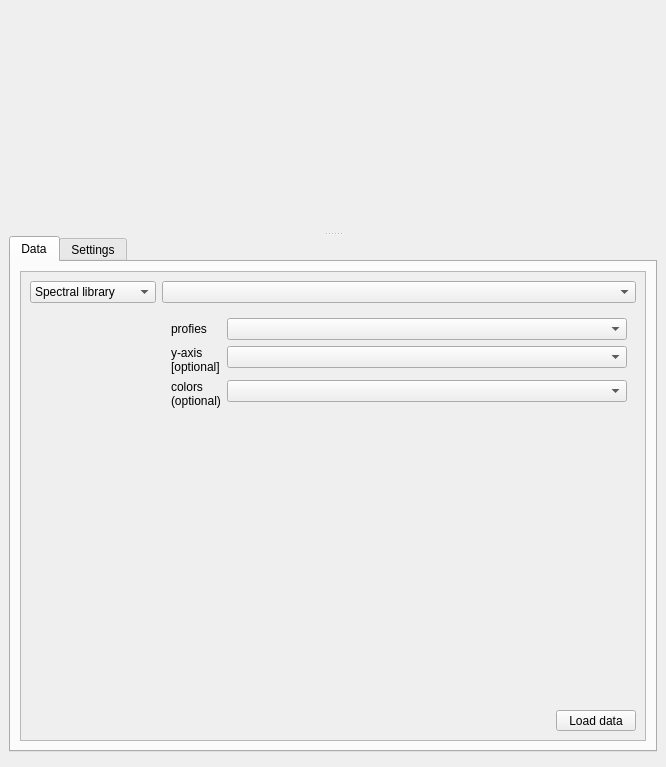
EnMAP-Box/enmap-box, file enmapbox/coreapps/spectralsurfaceplottingapp/spectralsurfaceplottingwindow.ui: the form before one commit.
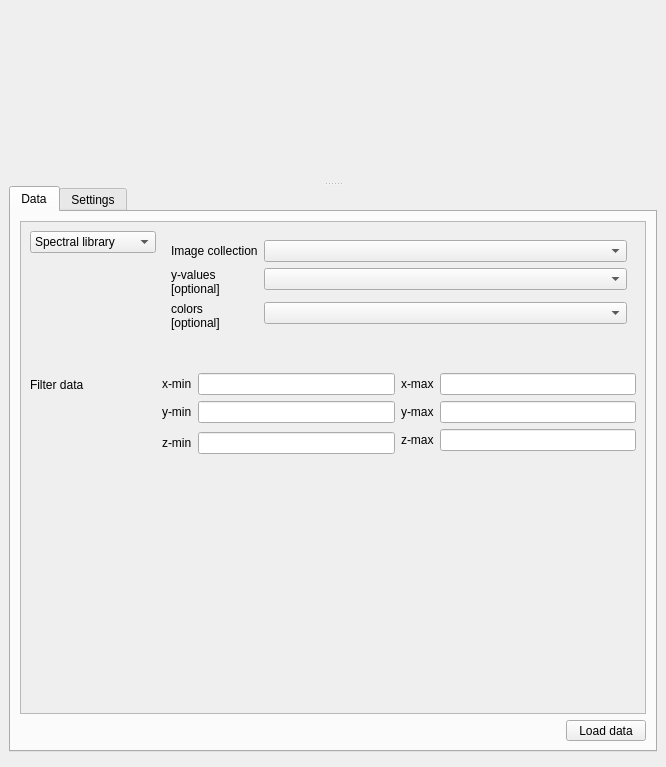
The form after the commit. The open tabs and pages were chosen to show the change. Custom widgets are drawn as their Qt base class.

The edit to the form file:
```diff
--- a/enmapbox/coreapps/spectralsurfaceplottingapp/spectralsurfaceplottingwindow.ui
+++ b/enmapbox/coreapps/spectralsurfaceplottingapp/spectralsurfaceplottingwindow.ui
@@ -48,7 +48,7 @@
               <x>0</x>
               <y>0</y>
               <width>620</width>
-              <height>463</height>
+              <height>489</height>
              </rect>
             </property>
             <layout class="QVBoxLayout" name="verticalLayout_3">
@@ -81,16 +81,14 @@
                    <string>Spectral library</string>
                   </property>
                  </item>
+                 <item>
+                  <property name="text">
+                   <string>Image collection</string>
+                  </property>
+                 </item>
                 </widget>
                </item>
                <item row="0" column="1">
-                <widget class="QgsMapLayerComboBox" name="mLayer">
-                 <property name="allowEmptyLayer">
-                  <bool>true</bool>
-                 </property>
-                </widget>
-               </item>
-               <item row="1" column="1">
                 <widget class="QStackedWidget" name="stackedWidget">
                  <property name="currentIndex">
                   <number>1</number>
@@ -105,7 +103,7 @@
                      <property name="topMargin">
                       <number>0</number>
                      </property>
-                     <item row="0" column="0">
+                     <item row="1" column="0">
                       <widget class="QLabel" name="label_39">
                        <property name="sizePolicy">
                         <sizepolicy hsizetype="Fixed" vsizetype="Preferred">
@@ -114,18 +112,18 @@
                         </sizepolicy>
                        </property>
                        <property name="text">
-                        <string>x-axis</string>
+                        <string>x-values</string>
                        </property>
                       </widget>
                      </item>
-                     <item row="0" column="1">
+                     <item row="1" column="1">
                       <widget class="QgsFieldComboBox" name="mFieldLfX">
                        <property name="toolTip">
                         <string>Values used as x-coordinates.</string>
                        </property>
                       </widget>
                      </item>
-                     <item row="1" column="0">
+                     <item row="2" column="0">
                       <widget class="QLabel" name="label_37">
                        <property name="sizePolicy">
                         <sizepolicy hsizetype="Fixed" vsizetype="Preferred">
@@ -134,18 +132,18 @@
                         </sizepolicy>
                        </property>
                        <property name="text">
-                        <string>y-axis</string>
+                        <string>y-values</string>
                        </property>
                       </widget>
                      </item>
-                     <item row="1" column="1">
+                     <item row="2" column="1">
                       <widget class="QgsFieldComboBox" name="mFieldLfY">
                        <property name="toolTip">
                         <string>Values used as y-coordinates.</string>
                        </property>
                       </widget>
                      </item>
-                     <item row="2" column="0">
+                     <item row="3" column="0">
                       <widget class="QLabel" name="label_40">
                        <property name="sizePolicy">
                         <sizepolicy hsizetype="Fixed" vsizetype="Preferred">
@@ -154,17 +152,37 @@
                         </sizepolicy>
                        </property>
                        <property name="text">
-                        <string>z-axis</string>
+                        <string>z-values</string>
                        </property>
                       </widget>
                      </item>
-                     <item row="2" column="1">
+                     <item row="3" column="1">
                       <widget class="QgsFieldComboBox" name="mFieldLfZ">
                        <property name="toolTip">
                         <string>Values used as z-coordinates.</string>
                        </property>
                       </widget>
                      </item>
+                     <item row="0" column="1">
+                      <widget class="QgsMapLayerComboBox" name="mTable">
+                       <property name="allowEmptyLayer">
+                        <bool>true</bool>
+                       </property>
+                      </widget>
+                     </item>
+                     <item row="0" column="0">
+                      <widget class="QLabel" name="label_45">
+                       <property name="sizePolicy">
+                        <sizepolicy hsizetype="Fixed" vsizetype="Preferred">
+                         <horstretch>0</horstretch>
+                         <verstretch>0</verstretch>
+                        </sizepolicy>
+                       </property>
+                       <property name="text">
+                        <string>table</string>
+                       </property>
+                      </widget>
+                     </item>
                     </layout>
                    </item>
                   </layout>
@@ -173,7 +191,7 @@
                   <layout class="QVBoxLayout" name="verticalLayout_6">
                    <item>
                     <layout class="QFormLayout" name="formLayout">
-                     <item row="0" column="0">
+                     <item row="1" column="0">
                       <widget class="QLabel" name="label_41">
                        <property name="sizePolicy">
                         <sizepolicy hsizetype="Fixed" vsizetype="Preferred">
@@ -186,7 +204,7 @@
                        </property>
                       </widget>
                      </item>
-                     <item row="0" column="1">
+                     <item row="1" column="1">
                       <widget class="QgsFieldComboBox" name="mFieldLibraryProfiles">
                        <property name="toolTip">
                         <string>Wavelength is used as x-coordinates.
@@ -194,7 +212,7 @@
                        </property>
                       </widget>
                      </item>
-                     <item row="1" column="0">
+                     <item row="2" column="0">
                       <widget class="QLabel" name="label_43">
                        <property name="sizePolicy">
                         <sizepolicy hsizetype="Fixed" vsizetype="Preferred">
@@ -203,12 +221,12 @@
                         </sizepolicy>
                        </property>
                        <property name="text">
-                        <string>y-axis
+                        <string>y-values
 [optional]</string>
                        </property>
                       </widget>
                      </item>
-                     <item row="2" column="0">
+                     <item row="3" column="0">
                       <widget class="QLabel" name="label_42">
                        <property name="sizePolicy">
                         <sizepolicy hsizetype="Fixed" vsizetype="Preferred">
@@ -218,11 +236,11 @@
                        </property>
                        <property name="text">
                         <string>colors
-(optional)</string>
+[optional]</string>
                        </property>
                       </widget>
                      </item>
-                     <item row="1" column="1">
+                     <item row="2" column="1">
                       <widget class="QgsFieldComboBox" name="mFieldLibraryY">
                        <property name="toolTip">
                         <string>Values used as y-coordinates.</string>
@@ -232,7 +250,7 @@
                        </property>
                       </widget>
                      </item>
-                     <item row="2" column="1">
+                     <item row="3" column="1">
                       <widget class="QgsFieldComboBox" name="mFieldLibraryC">
                        <property name="toolTip">
                         <string>Values used for coloring.</string>
@@ -242,46 +260,247 @@
                        </property>
                       </widget>
                      </item>
+                     <item row="0" column="1">
+                      <widget class="QgsMapLayerComboBox" name="mLibrary">
+                       <property name="allowEmptyLayer">
+                        <bool>true</bool>
+                       </property>
+                      </widget>
+                     </item>
+                     <item row="0" column="0">
+                      <widget class="QLabel" name="label_44">
+                       <property name="sizePolicy">
+                        <sizepolicy hsizetype="Fixed" vsizetype="Preferred">
+                         <horstretch>0</horstretch>
+                         <verstretch>0</verstretch>
+                        </sizepolicy>
+                       </property>
+                       <property name="text">
+                        <string>library</string>
+                       </property>
+                      </widget>
+                     </item>
                     </layout>
                    </item>
                   </layout>
                  </widget>
+                 <widget class="QWidget" name="page_3">
+                  <layout class="QFormLayout" name="formLayout_4">
+                   <item row="0" column="0">
+                    <widget class="QLabel" name="label_49">
+                     <property name="sizePolicy">
+                      <sizepolicy hsizetype="Fixed" vsizetype="Preferred">
+                       <horstretch>0</horstretch>
+                       <verstretch>0</verstretch>
+                      </sizepolicy>
+                     </property>
+                     <property name="text">
+                      <string>Image collection</string>
+                     </property>
+                    </widget>
+                   </item>
+                   <item row="0" column="1">
+                    <widget class="QgsMapLayerComboBox" name="mCollection">
+                     <property name="allowEmptyLayer">
+                      <bool>true</bool>
+                     </property>
+                    </widget>
+                   </item>
+                   <item row="1" column="0">
+                    <widget class="QLabel" name="label_51">
+                     <property name="sizePolicy">
+                      <sizepolicy hsizetype="Fixed" vsizetype="Preferred">
+                       <horstretch>0</horstretch>
+                       <verstretch>0</verstretch>
+                      </sizepolicy>
+                     </property>
+                     <property name="text">
+                      <string>y-values
+[optional]</string>
+                     </property>
+                    </widget>
+                   </item>
+                   <item row="1" column="1">
+                    <widget class="QgsFieldComboBox" name="mFieldCollectionY">
+                     <property name="toolTip">
+                      <string>Wavelength is used as x-coordinates.
+ Reflectance is used as z-coordinates.</string>
+                     </property>
+                    </widget>
+                   </item>
+                   <item row="2" column="0">
+                    <widget class="QLabel" name="label_50">
+                     <property name="sizePolicy">
+                      <sizepolicy hsizetype="Fixed" vsizetype="Preferred">
+                       <horstretch>0</horstretch>
+                       <verstretch>0</verstretch>
+                      </sizepolicy>
+                     </property>
+                     <property name="text">
+                      <string>colors
+[optional]</string>
+                     </property>
+                    </widget>
+                   </item>
+                   <item row="2" column="1">
+                    <widget class="QgsFieldComboBox" name="mFieldCollectionC">
+                     <property name="toolTip">
+                      <string>Values used for coloring.</string>
+                     </property>
+                     <property name="allowEmptyFieldName">
+                      <bool>true</bool>
+                     </property>
+                    </widget>
+                   </item>
+                  </layout>
+                 </widget>
+                </widget>
+               </item>
+               <item row="1" column="0">
+                <widget class="QLabel" name="label_52">
+                 <property name="sizePolicy">
+                  <sizepolicy hsizetype="Fixed" vsizetype="Preferred">
+                   <horstretch>0</horstretch>
+                   <verstretch>0</verstretch>
+                  </sizepolicy>
+                 </property>
+                 <property name="text">
+                  <string>Filter data</string>
+                 </property>
                 </widget>
                </item>
                <item row="2" column="1">
-                <layout class="QHBoxLayout" name="horizontalLayout_5">
-                 <item>
-                  <spacer name="horizontalSpacer_4">
-                   <property name="orientation">
-                    <enum>Qt::Orientation::Horizontal</enum>
+                <spacer name="verticalSpacer">
+                 <property name="orientation">
+                  <enum>Qt::Orientation::Vertical</enum>
+                 </property>
+                 <property name="sizeHint" stdset="0">
+                  <size>
+                   <width>1</width>
+                   <height>1</height>
+                  </size>
+                 </property>
+                </spacer>
+               </item>
+               <item row="1" column="1">
+                <layout class="QGridLayout" name="gridLayout">
+                 <item row="0" column="0">
+                  <widget class="QLabel" name="label_53">
+                   <property name="sizePolicy">
+                    <sizepolicy hsizetype="Fixed" vsizetype="Preferred">
+                     <horstretch>0</horstretch>
+                     <verstretch>0</verstretch>
+                    </sizepolicy>
                    </property>
-                   <property name="sizeHint" stdset="0">
-                    <size>
-                     <width>40</width>
-                     <height>20</height>
-                    </size>
+                   <property name="text">
+                    <string>x-min</string>
                    </property>
-                  </spacer>
+                  </widget>
                  </item>
-                 <item>
-                  <widget class="QToolButton" name="mLoadData">
+                 <item row="0" column="1">
+                  <widget class="QgsFilterLineEdit" name="mXMin">
+                   <property name="qgisRelation" stdset="0">
+                    <string notr="true"/>
+                   </property>
+                  </widget>
+                 </item>
+                 <item row="0" column="2">
+                  <widget class="QLabel" name="label_54">
                    <property name="sizePolicy">
-                    <sizepolicy hsizetype="Fixed" vsizetype="Fixed">
+                    <sizepolicy hsizetype="Fixed" vsizetype="Preferred">
                      <horstretch>0</horstretch>
                      <verstretch>0</verstretch>
                     </sizepolicy>
                    </property>
-                   <property name="minimumSize">
-                    <size>
-                     <width>80</width>
-                     <height>0</height>
-                    </size>
+                   <property name="text">
+                    <string>x-max</string>
                    </property>
-                   <property name="toolTip">
-                    <string>Apply style.</string>
+                  </widget>
+                 </item>
+                 <item row="0" column="3">
+                  <widget class="QgsFilterLineEdit" name="mXMax">
+                   <property name="qgisRelation" stdset="0">
+                    <string notr="true"/>
                    </property>
+                  </widget>
+                 </item>
+                 <item row="1" column="0">
+                  <widget class="QLabel" name="label_55">
+                   <property name="sizePolicy">
+                    <sizepolicy hsizetype="Fixed" vsizetype="Preferred">
+                     <horstretch>0</horstretch>
+                     <verstretch>0</verstretch>
+                    </sizepolicy>
+                   </property>
                    <property name="text">
-                    <string>Load data</string>
+                    <string>y-min</string>
+                   </property>
+                  </widget>
+                 </item>
+                 <item row="1" column="1">
+                  <widget class="QgsFilterLineEdit" name="mYMin">
+                   <property name="qgisRelation" stdset="0">
+                    <string notr="true"/>
+                   </property>
+                  </widget>
+                 </item>
+                 <item row="1" column="2">
+                  <widget class="QLabel" name="label_56">
+                   <property name="sizePolicy">
+                    <sizepolicy hsizetype="Fixed" vsizetype="Preferred">
+                     <horstretch>0</horstretch>
+                     <verstretch>0</verstretch>
+                    </sizepolicy>
+                   </property>
+                   <property name="text">
+                    <string>y-max</string>
+                   </property>
+                  </widget>
+                 </item>
+                 <item row="1" column="3">
+                  <widget class="QgsFilterLineEdit" name="mYMax">
+                   <property name="qgisRelation" stdset="0">
+                    <string notr="true"/>
+                   </property>
+                  </widget>
+                 </item>
+                 <item row="2" column="0" rowspan="2">
+                  <widget class="QLabel" name="label_57">
+                   <property name="sizePolicy">
+                    <sizepolicy hsizetype="Fixed" vsizetype="Preferred">
+                     <horstretch>0</horstretch>
+                     <verstretch>0</verstretch>
+                    </sizepolicy>
+                   </property>
+                   <property name="text">
+                    <string>z-min</string>
+                   </property>
+                  </widget>
+                 </item>
+                 <item row="2" column="1" rowspan="2">
+                  <widget class="QgsFilterLineEdit" name="mZMin">
+                   <property name="qgisRelation" stdset="0">
+                    <string notr="true"/>
+                   </property>
+                  </widget>
+                 </item>
+                 <item row="2" column="3">
+                  <widget class="QgsFilterLineEdit" name="mZMax">
+                   <property name="qgisRelation" stdset="0">
+                    <string notr="true"/>
+                   </property>
+                  </widget>
+                 </item>
+                 <item row="2" column="2">
+                  <widget class="QLabel" name="label_58">
+                   <property name="sizePolicy">
+                    <sizepolicy hsizetype="Fixed" vsizetype="Preferred">
+                     <horstretch>0</horstretch>
+                     <verstretch>0</verstretch>
+                    </sizepolicy>
+                   </property>
+                   <property name="text">
+                    <string>z-max</string>
                    </property>
                   </widget>
                  </item>
@@ -293,6 +512,45 @@
            </widget>
           </widget>
          </item>
+         <item>
+          <layout class="QHBoxLayout" name="horizontalLayout_5">
+           <item>
+            <spacer name="horizontalSpacer_4">
+             <property name="orientation">
+              <enum>Qt::Orientation::Horizontal</enum>
+             </property>
+             <property name="sizeHint" stdset="0">
+              <size>
+               <width>40</width>
+               <height>20</height>
+              </size>
+             </property>
+            </spacer>
+           </item>
+           <item>
+            <widget class="QToolButton" name="mLoadData">
+             <property name="sizePolicy">
+              <sizepolicy hsizetype="Fixed" vsizetype="Fixed">
+               <horstretch>0</horstretch>
+               <verstretch>0</verstretch>
+              </sizepolicy>
+             </property>
+             <property name="minimumSize">
+              <size>
+               <width>80</width>
+               <height>0</height>
+              </size>
+             </property>
+             <property name="toolTip">
+              <string>Apply style.</string>
+             </property>
+             <property name="text">
+              <string>Load data</string>
+             </property>
+            </widget>
+           </item>
+          </layout>
+         </item>
         </layout>
        </widget>
        <widget class="QWidget" name="tab_2">
@@ -311,7 +569,7 @@
               <x>0</x>
               <y>0</y>
               <width>620</width>
-              <height>463</height>
+              <height>517</height>
              </rect>
             </property>
             <layout class="QFormLayout" name="formLayout_2">
@@ -534,6 +792,11 @@
    <extends>QComboBox</extends>
    <header>qgsfieldcombobox.h</header>
   </customwidget>
+  <customwidget>
+   <class>QgsFilterLineEdit</class>
+   <extends>QLineEdit</extends>
+   <header>qgsfilterlineedit.h</header>
+  </customwidget>
   <customwidget>
    <class>QgsMapLayerComboBox</class>
    <extends>QComboBox</extends>
```
Left out of the diff: 192 changed lines with no effect on the pictures.
